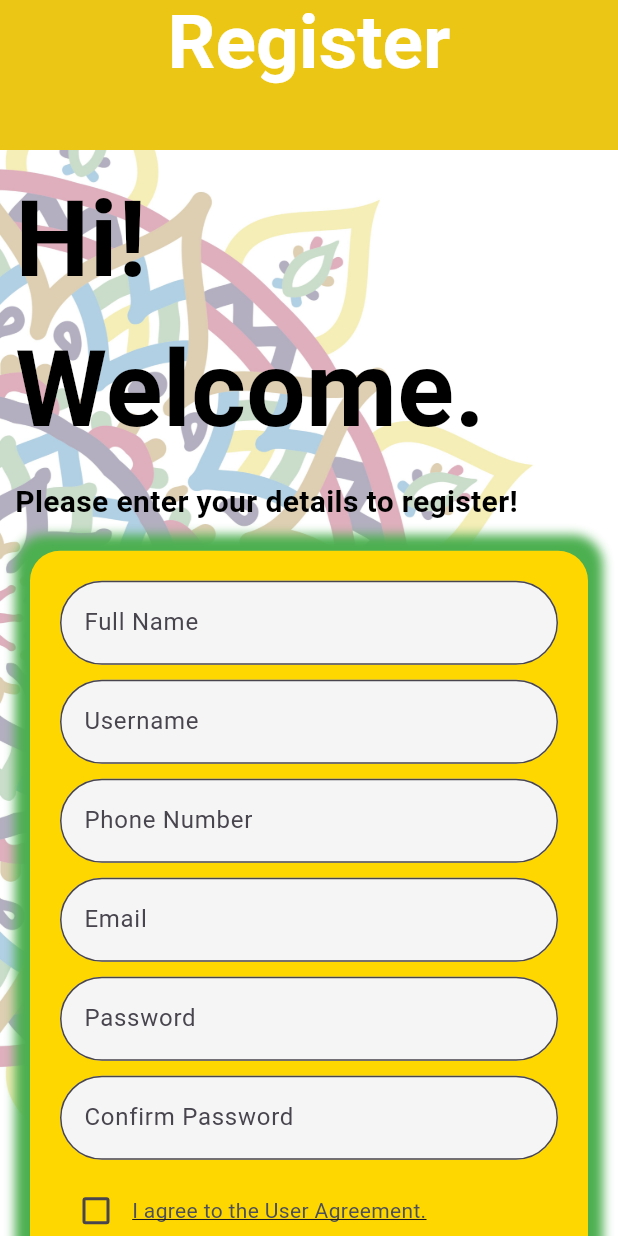
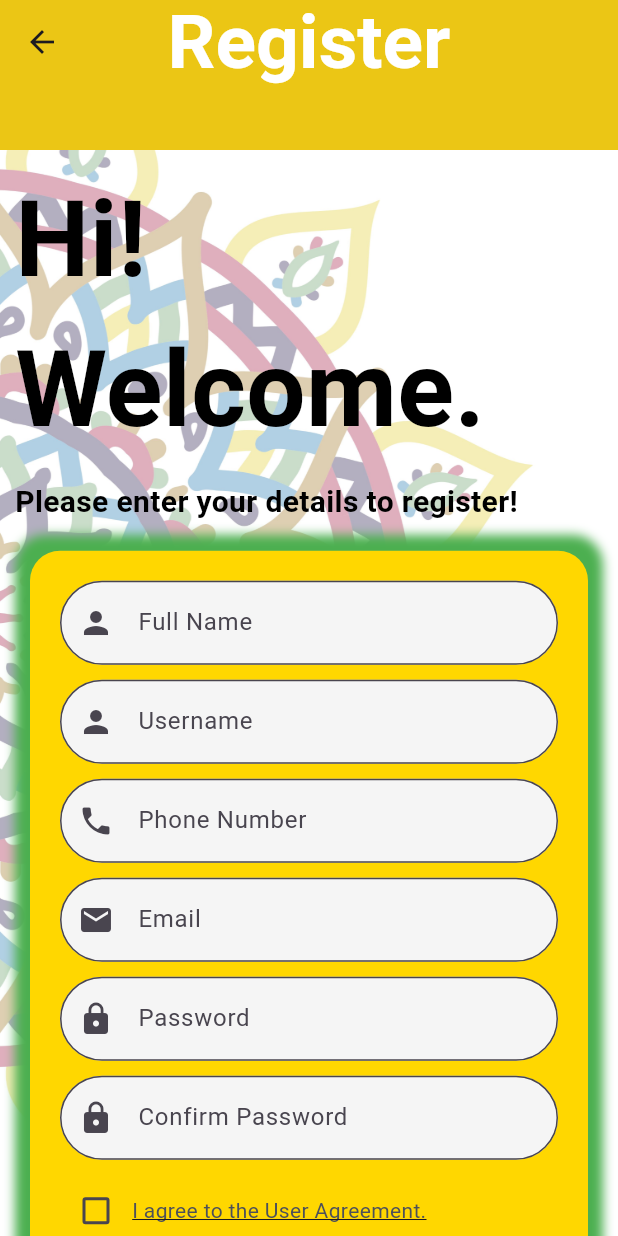
Before and after one commit to ShadipKumarJoshi/batch32a-ShadipKumarJoshi-FLutter-Mandala, a Flutter app: the RegisterScreen screen opened directly, on a phone screen of 412 x 824 dp. Run offline on Flutter 3.47's test engine with Material 3 defaults, Android fonts, the phone set to English and light mode, and no system bars.

Commit message:
prefix icons added

```diff
--- a/lib/app/app.dart
+++ b/lib/app/app.dart
@@ -1,4 +1,4 @@
-import 'package:final_assignment/screen/register_screen.dart';
+import 'package:final_assignment/screen/login_screen.dart';
 import 'package:flutter/material.dart';
 
 class App extends StatelessWidget {
@@ -11,8 +11,8 @@ class App extends StatelessWidget {
       // themes
 
       // home: SplashScreen(),
-      // home: LoginScreen(),
-      home: RegisterScreen(),
+      home: LoginScreen(),
+      // home: RegisterScreen(),
       // routes: {
       //       'login': (context) => LoginScreen(),
       // 'register': (context) => RegisterScreen(),
--- a/lib/screen/register_screen.dart
+++ b/lib/screen/register_screen.dart
@@ -95,6 +95,7 @@ class _RegisterScreenState extends State<RegisterScreen> {
                                   fillColor: Colors.grey.shade100,
                                   filled: true,
                                   labelText: "Full Name",
+                                  prefixIcon: const Icon(Icons.person),
                                   border: OutlineInputBorder(
                                     borderRadius: BorderRadius.circular(50),
                                   )),
@@ -106,6 +107,7 @@ class _RegisterScreenState extends State<RegisterScreen> {
                                   fillColor: Colors.grey.shade100,
                                   filled: true,
                                   labelText: "Username",
+                                  prefixIcon: const Icon(Icons.person),
                                   border: OutlineInputBorder(
                                     borderRadius: BorderRadius.circular(50),
                                   )),
@@ -117,6 +119,7 @@ class _RegisterScreenState extends State<RegisterScreen> {
                                   fillColor: Colors.grey.shade100,
                                   filled: true,
                                   labelText: "Phone Number",
+                                  prefixIcon: const Icon(Icons.phone),
                                   border: OutlineInputBorder(
                                     borderRadius: BorderRadius.circular(50),
                                   )),
@@ -128,6 +131,7 @@ class _RegisterScreenState extends State<RegisterScreen> {
                                   fillColor: Colors.grey.shade100,
                                   filled: true,
                                   labelText: "Email",
+                                  prefixIcon: const Icon(Icons.email),
                                   border: OutlineInputBorder(
                                     borderRadius: BorderRadius.circular(50),
                                   )),
@@ -140,6 +144,7 @@ class _RegisterScreenState extends State<RegisterScreen> {
                                   fillColor: Colors.grey.shade100,
                                   filled: true,
                                   labelText: "Password",
+                                  prefixIcon: const Icon(Icons.lock),
                                   border: OutlineInputBorder(
                                     borderRadius: BorderRadius.circular(50),
                                   )),
@@ -152,6 +157,7 @@ class _RegisterScreenState extends State<RegisterScreen> {
                                   fillColor: Colors.grey.shade100,
                                   filled: true,
                                   labelText: "Confirm Password",
+                                  prefixIcon: const Icon(Icons.lock),
                                   border: OutlineInputBorder(
                                     borderRadius: BorderRadius.circular(50),
                                   )),
@@ -166,7 +172,9 @@ class _RegisterScreenState extends State<RegisterScreen> {
                                       value: isChecked,
                                       activeColor: Colors.blue,
                                       onChanged: (newBool) {
-                                        isChecked = newBool;
+                                        setState(() {
+                                          isChecked = newBool;
+                                        });
                                       },
                                     ),
                                     const Text(
```
Also changed, not shown: lib/screen/login_screen.dart (+6 -2 lines).
